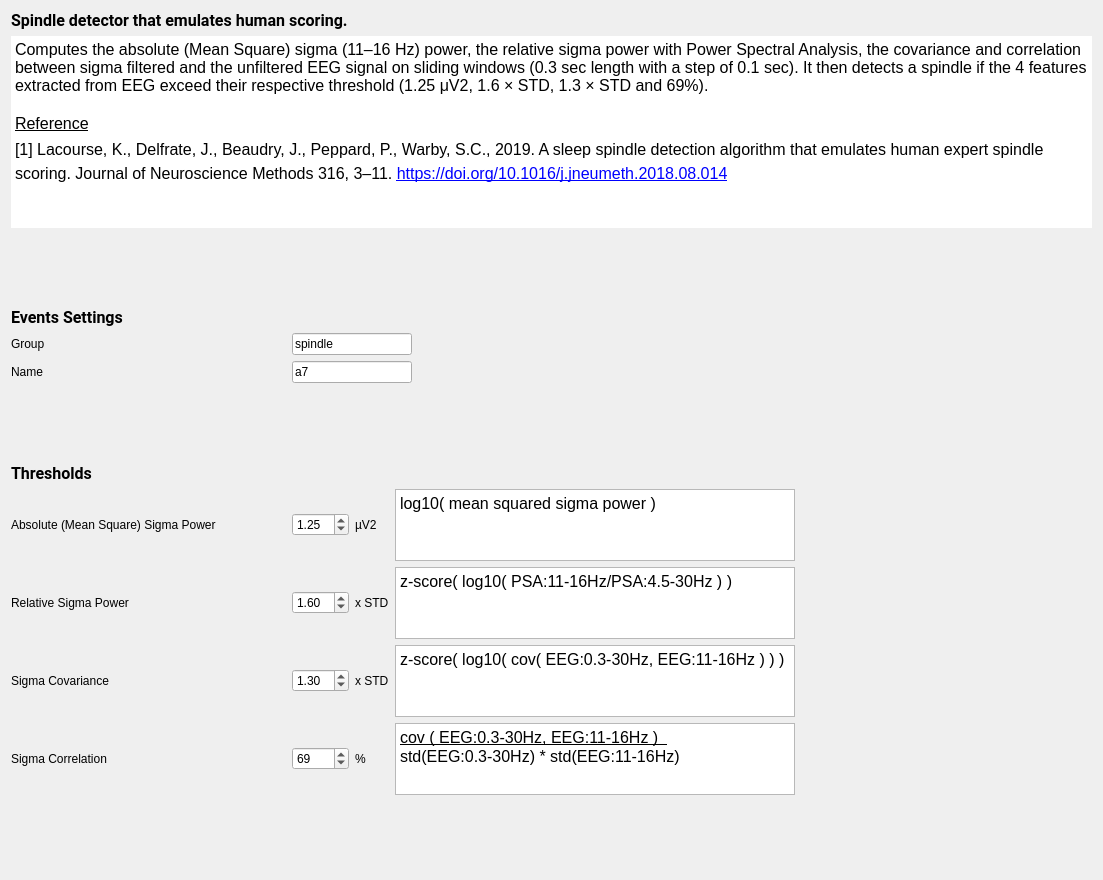
Qt form tools/ValidateSnoozTools/A7PracticalDesign/A7Settings/Ui_A7Settings.ui (klacourse/snooz-package-validation) before a commit.
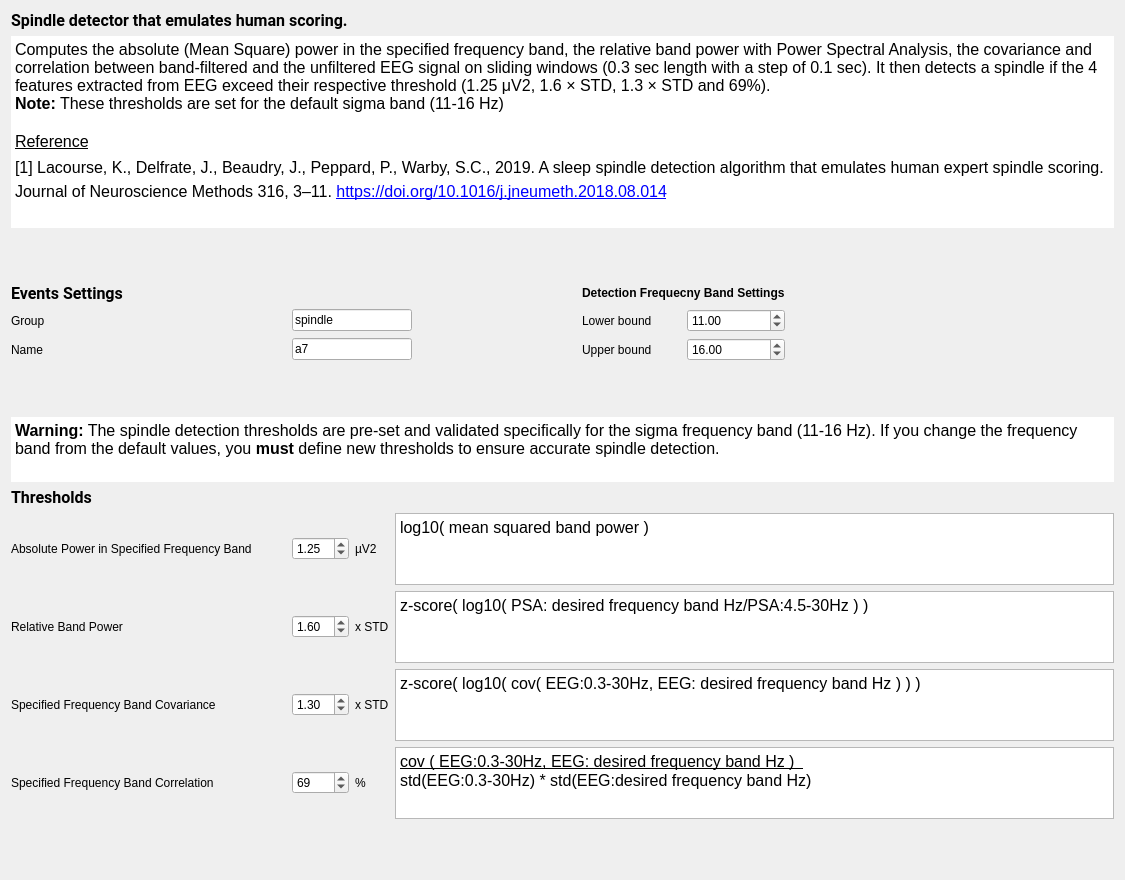
The same form after that commit.

Commit message: Fixed pipelines for A7 with frequency bands.

The edit to the form file:
```diff
--- a/tools/ValidateSnoozTools/A7PracticalDesign/A7Settings/Ui_A7Settings.ui
+++ b/tools/ValidateSnoozTools/A7PracticalDesign/A7Settings/Ui_A7Settings.ui
@@ -6,7 +6,7 @@
    <rect>
     <x>0</x>
     <y>0</y>
-    <width>1103</width>
+    <width>1125</width>
     <height>880</height>
    </rect>
   </property>
@@ -23,7 +23,6 @@
       <font>
        <family>Roboto</family>
        <pointsize>12</pointsize>
-       <weight>50</weight>
        <italic>false</italic>
        <bold>false</bold>
       </font>
@@ -48,7 +47,7 @@
       </size>
      </property>
      <property name="frameShape">
-      <enum>QFrame::NoFrame</enum>
+      <enum>QFrame::Shape::NoFrame</enum>
      </property>
      <property name="lineWidth">
       <number>0</number>
@@ -58,10 +57,13 @@
      </property>
      <property name="html">
       <string>&lt;!DOCTYPE HTML PUBLIC &quot;-//W3C//DTD HTML 4.0//EN&quot; &quot;http://www.w3.org/TR/REC-html40/strict.dtd&quot;&gt;
-&lt;html&gt;&lt;head&gt;&lt;meta name=&quot;qrichtext&quot; content=&quot;1&quot; /&gt;&lt;style type=&quot;text/css&quot;&gt;
+&lt;html&gt;&lt;head&gt;&lt;meta name=&quot;qrichtext&quot; content=&quot;1&quot; /&gt;&lt;meta charset=&quot;utf-8&quot; /&gt;&lt;style type=&quot;text/css&quot;&gt;
 p, li { white-space: pre-wrap; }
+hr { height: 1px; border-width: 0; }
+li.unchecked::marker { content: &quot;\2610&quot;; }
+li.checked::marker { content: &quot;\2612&quot;; }
 &lt;/style&gt;&lt;/head&gt;&lt;body style=&quot; font-family:'Roboto'; font-size:12pt; font-weight:400; font-style:normal;&quot;&gt;
-&lt;p style=&quot; margin-top:0px; margin-bottom:0px; margin-left:0px; margin-right:0px; -qt-block-indent:0; text-indent:0px;&quot;&gt;Computes the absolute (Mean Square) sigma (11–16 Hz) power, the relative sigma power with Power Spectral Analysis, the covariance and correlation between sigma filtered and the unfiltered EEG signal on sliding windows (0.3 sec length with a step of 0.1 sec). It then detects a spindle if the 4 features extracted from EEG exceed their respective threshold (1.25 μV2, 1.6 × STD, 1.3 × STD and 69%).&lt;/p&gt;
+&lt;p style=&quot; margin-top:0px; margin-bottom:0px; margin-left:0px; margin-right:0px; -qt-block-indent:0; text-indent:0px;&quot;&gt;Computes the absolute (Mean Square) power in the specified frequency band, the relative band power with Power Spectral Analysis, the covariance and correlation between band-filtered and the unfiltered EEG signal on sliding windows (0.3 sec length with a step of 0.1 sec). It then detects a spindle if the 4 features extracted from EEG exceed their respective threshold (1.25 μV2, 1.6 × STD, 1.3 × STD and 69%).&lt;br /&gt;&lt;span style=&quot; font-weight:700;&quot;&gt;Note:&lt;/span&gt; These thresholds are set for the default sigma band (11-16 Hz)&lt;/p&gt;
 &lt;p style=&quot;-qt-paragraph-type:empty; margin-top:0px; margin-bottom:0px; margin-left:0px; margin-right:0px; -qt-block-indent:0; text-indent:0px;&quot;&gt;&lt;br /&gt;&lt;/p&gt;
 &lt;p style=&quot; margin-top:0px; margin-bottom:0px; margin-left:0px; margin-right:0px; -qt-block-indent:0; text-indent:0px; line-height:135%;&quot;&gt;&lt;span style=&quot; text-decoration: underline;&quot;&gt;Reference&lt;/span&gt;&lt;/p&gt;
 &lt;p style=&quot; margin-top:0px; margin-bottom:0px; margin-left:0px; margin-right:0px; -qt-block-indent:0; text-indent:0px; line-height:135%;&quot;&gt;[1] Lacourse, K., Delfrate, J., Beaudry, J., Peppard, P., Warby, S.C., 2019. A sleep spindle detection algorithm that emulates human expert spindle scoring. Journal of Neuroscience Methods 316, 3–11. &lt;a href=&quot;https://doi.org/10.1016/j.jneumeth.2018.08.014&quot;&gt;&lt;span style=&quot; text-decoration: underline; color:#0000ff;&quot;&gt;https://doi.org/10.1016/j.jneumeth.2018.08.014&lt;/span&gt;&lt;/a&gt; &lt;/p&gt;&lt;/body&gt;&lt;/html&gt;</string>
@@ -71,10 +73,10 @@
    <item>
     <spacer name="verticalSpacer_2">
      <property name="orientation">
-      <enum>Qt::Vertical</enum>
+      <enum>Qt::Orientation::Vertical</enum>
      </property>
      <property name="sizeType">
-      <enum>QSizePolicy::Expanding</enum>
+      <enum>QSizePolicy::Policy::Expanding</enum>
      </property>
      <property name="sizeHint" stdset="0">
       <size>
@@ -85,24 +87,101 @@
     </spacer>
    </item>
    <item>
-    <widget class="QLabel" name="label">
-     <property name="font">
-      <font>
-       <family>Roboto</family>
-       <pointsize>12</pointsize>
-       <weight>50</weight>
-       <italic>false</italic>
-       <bold>false</bold>
-      </font>
-     </property>
-     <property name="text">
-      <string>&lt;html&gt;&lt;head/&gt;&lt;body&gt;&lt;p&gt;&lt;span style=&quot; font-weight:600;&quot;&gt;Events Settings&lt;/span&gt;&lt;/p&gt;&lt;/body&gt;&lt;/html&gt;</string>
-     </property>
-    </widget>
-   </item>
-   <item>
-    <layout class="QFormLayout" name="formLayout_2">
+    <layout class="QGridLayout" name="gridLayout_4">
+     <item row="1" column="1">
+      <spacer name="horizontalSpacer">
+       <property name="orientation">
+        <enum>Qt::Orientation::Horizontal</enum>
+       </property>
+       <property name="sizeHint" stdset="0">
+        <size>
+         <width>40</width>
+         <height>20</height>
+        </size>
+       </property>
+      </spacer>
+     </item>
+     <item row="0" column="2">
+      <widget class="QLabel" name="label_15">
+       <property name="text">
+        <string>&lt;html&gt;&lt;head/&gt;&lt;body&gt;&lt;p&gt;&lt;span style=&quot; font-weight:700;&quot;&gt;Detection Frequecny Band Settings&lt;/span&gt;&lt;/p&gt;&lt;/body&gt;&lt;/html&gt;</string>
+       </property>
+      </widget>
+     </item>
+     <item row="2" column="0">
+      <layout class="QHBoxLayout" name="horizontalLayout_3">
+       <item>
+        <widget class="QLabel" name="label_3">
+         <property name="minimumSize">
+          <size>
+           <width>275</width>
+           <height>0</height>
+          </size>
+         </property>
+         <property name="maximumSize">
+          <size>
+           <width>16777215</width>
+           <height>16777215</height>
+          </size>
+         </property>
+         <property name="text">
+          <string>Name</string>
+         </property>
+        </widget>
+       </item>
+       <item>
+        <widget class="QLineEdit" name="name_lineEdit">
+         <property name="minimumSize">
+          <size>
+           <width>120</width>
+           <height>0</height>
+          </size>
+         </property>
+         <property name="maximumSize">
+          <size>
+           <width>120</width>
+           <height>16777215</height>
+          </size>
+         </property>
+         <property name="toolTip">
+          <string>Define the name of the spindle events.</string>
+         </property>
+         <property name="text">
+          <string>a7</string>
+         </property>
+        </widget>
+       </item>
+      </layout>
+     </item>
+     <item row="1" column="4">
+      <spacer name="horizontalSpacer_4">
+       <property name="orientation">
+        <enum>Qt::Orientation::Horizontal</enum>
+       </property>
+       <property name="sizeHint" stdset="0">
+        <size>
+         <width>40</width>
+         <height>20</height>
+        </size>
+       </property>
+      </spacer>
+     </item>
      <item row="0" column="0">
+      <widget class="QLabel" name="label">
+       <property name="font">
+        <font>
+         <family>Roboto</family>
+         <pointsize>12</pointsize>
+         <italic>false</italic>
+         <bold>false</bold>
+        </font>
+       </property>
+       <property name="text">
+        <string>&lt;html&gt;&lt;head/&gt;&lt;body&gt;&lt;p&gt;&lt;span style=&quot; font-weight:600;&quot;&gt;Events Settings&lt;/span&gt;&lt;/p&gt;&lt;/body&gt;&lt;/html&gt;</string>
+       </property>
+      </widget>
+     </item>
+     <item row="1" column="0">
       <layout class="QHBoxLayout" name="horizontalLayout">
        <item>
         <widget class="QLabel" name="label_2">
@@ -153,71 +232,55 @@
        </item>
       </layout>
      </item>
-     <item row="0" column="1">
-      <spacer name="horizontalSpacer">
-       <property name="orientation">
-        <enum>Qt::Horizontal</enum>
-       </property>
-       <property name="sizeType">
-        <enum>QSizePolicy::Expanding</enum>
-       </property>
-       <property name="sizeHint" stdset="0">
-        <size>
-         <width>40</width>
-         <height>20</height>
-        </size>
-       </property>
-      </spacer>
-     </item>
-     <item row="1" column="0">
-      <layout class="QHBoxLayout" name="horizontalLayout_3">
+     <item row="1" column="2">
+      <layout class="QHBoxLayout" name="horizontalLayout_4">
        <item>
-        <widget class="QLabel" name="label_3">
-         <property name="minimumSize">
-          <size>
-           <width>275</width>
-           <height>0</height>
-          </size>
-         </property>
-         <property name="maximumSize">
-          <size>
-           <width>16777215</width>
-           <height>16777215</height>
-          </size>
-         </property>
+        <widget class="QLabel" name="label_14">
          <property name="text">
-          <string>Name</string>
+          <string>Lower bound</string>
          </property>
         </widget>
        </item>
        <item>
-        <widget class="QLineEdit" name="name_lineEdit">
-         <property name="minimumSize">
-          <size>
-           <width>120</width>
-           <height>0</height>
-          </size>
+        <widget class="QDoubleSpinBox" name="doubleSpinBox_Lower_Bound">
+         <property name="singleStep">
+          <double>0.100000000000000</double>
          </property>
-         <property name="maximumSize">
-          <size>
-           <width>120</width>
-           <height>16777215</height>
-          </size>
+         <property name="stepType">
+          <enum>QAbstractSpinBox::StepType::DefaultStepType</enum>
          </property>
-         <property name="toolTip">
-          <string>Define the name of the spindle events.</string>
+         <property name="value">
+          <double>11.000000000000000</double>
          </property>
+        </widget>
+       </item>
+      </layout>
+     </item>
+     <item row="2" column="2">
+      <layout class="QHBoxLayout" name="horizontalLayout_5">
+       <item>
+        <widget class="QLabel" name="label_16">
          <property name="text">
-          <string>a7</string>
+          <string>Upper bound</string>
          </property>
         </widget>
        </item>
+       <item>
+        <widget class="QDoubleSpinBox" name="doubleSpinBox_Upper_Bound">
+         <property name="singleStep">
+          <double>0.100000000000000</double>
+         </property>
+         <property name="value">
+          <double>16.000000000000000</double>
+         </property>
+        </widget>
+       </item>
       </layout>
      </item>
-     <item row="1" column="1">
-      <spacer name="horizontalSpacer_4">
+     <item row="1" column="3">
+      <spacer name="horizontalSpacer_3">
        <property name="orientation">
-        <enum>Qt::Horizontal</enum>
+        <enum>Qt::Orientation::Horizontal</enum>
        </property>
        <property name="sizeHint" stdset="0">
         <size>
@@ -232,10 +295,10 @@
    <item>
     <spacer name="verticalSpacer_3">
      <property name="orientation">
-      <enum>Qt::Vertical</enum>
+      <enum>Qt::Orientation::Vertical</enum>
      </property>
      <property name="sizeType">
-      <enum>QSizePolicy::Expanding</enum>
+      <enum>QSizePolicy::Policy::Expanding</enum>
      </property>
      <property name="sizeHint" stdset="0">
       <size>
@@ -245,13 +308,41 @@
      </property>
     </spacer>
    </item>
+   <item>
+    <widget class="QTextEdit" name="textEdit_6">
+     <property name="maximumSize">
+      <size>
+       <width>16777215</width>
+       <height>65</height>
+      </size>
+     </property>
+     <property name="frameShape">
+      <enum>QFrame::Shape::NoFrame</enum>
+     </property>
+     <property name="frameShadow">
+      <enum>QFrame::Shadow::Plain</enum>
+     </property>
+     <property name="readOnly">
+      <bool>true</bool>
+     </property>
+     <property name="html">
+      <string>&lt;!DOCTYPE HTML PUBLIC &quot;-//W3C//DTD HTML 4.0//EN&quot; &quot;http://www.w3.org/TR/REC-html40/strict.dtd&quot;&gt;
+&lt;html&gt;&lt;head&gt;&lt;meta name=&quot;qrichtext&quot; content=&quot;1&quot; /&gt;&lt;meta charset=&quot;utf-8&quot; /&gt;&lt;style type=&quot;text/css&quot;&gt;
+p, li { white-space: pre-wrap; }
+hr { height: 1px; border-width: 0; }
+li.unchecked::marker { content: &quot;\2610&quot;; }
+li.checked::marker { content: &quot;\2612&quot;; }
+&lt;/style&gt;&lt;/head&gt;&lt;body style=&quot; font-family:'Roboto'; font-size:12pt; font-weight:400; font-style:normal;&quot;&gt;
+&lt;p style=&quot; margin-top:0px; margin-bottom:0px; margin-left:0px; margin-right:0px; -qt-block-indent:0; text-indent:0px;&quot;&gt;&lt;span style=&quot; font-weight:700;&quot;&gt;Warning:&lt;/span&gt; The spindle detection thresholds are pre-set and validated specifically for the sigma frequency band (11-16 Hz). If you change the frequency band from the default values, you &lt;span style=&quot; font-weight:700;&quot;&gt;must&lt;/span&gt; define new thresholds to ensure accurate spindle detection.&lt;/p&gt;&lt;/body&gt;&lt;/html&gt;</string>
+     </property>
+    </widget>
+   </item>
    <item>
     <widget class="QLabel" name="label_5">
      <property name="font">
       <font>
        <family>Roboto</family>
        <pointsize>12</pointsize>
-       <weight>50</weight>
        <italic>false</italic>
        <bold>false</bold>
       </font>
@@ -265,80 +356,23 @@
     <layout class="QHBoxLayout" name="horizontalLayout_2">
      <item>
       <layout class="QGridLayout" name="gridLayout">
-       <item row="0" column="2">
-        <widget class="QLabel" name="label_10">
-         <property name="text">
-          <string>µV2</string>
+       <item row="1" column="1">
+        <widget class="QDoubleSpinBox" name="doubleSpinBox_relSigma">
+         <property name="maximum">
+          <double>30.000000000000000</double>
          </property>
-        </widget>
-       </item>
-       <item row="2" column="3">
-        <widget class="QTextEdit" name="textEdit_3">
-         <property name="minimumSize">
-          <size>
-           <width>400</width>
-           <height>0</height>
-          </size>
+         <property name="singleStep">
+          <double>0.100000000000000</double>
          </property>
-         <property name="sizeAdjustPolicy">
-          <enum>QAbstractScrollArea::AdjustToContents</enum>
-         </property>
-         <property name="readOnly">
-          <bool>true</bool>
-         </property>
-         <property name="html">
-          <string>&lt;!DOCTYPE HTML PUBLIC &quot;-//W3C//DTD HTML 4.0//EN&quot; &quot;http://www.w3.org/TR/REC-html40/strict.dtd&quot;&gt;
-&lt;html&gt;&lt;head&gt;&lt;meta name=&quot;qrichtext&quot; content=&quot;1&quot; /&gt;&lt;style type=&quot;text/css&quot;&gt;
-p, li { white-space: pre-wrap; }
-&lt;/style&gt;&lt;/head&gt;&lt;body style=&quot; font-family:'Roboto'; font-size:12pt; font-weight:400; font-style:normal;&quot;&gt;
-&lt;p style=&quot; margin-top:0px; margin-bottom:0px; margin-left:0px; margin-right:0px; -qt-block-indent:0; text-indent:0px;&quot;&gt;z-score( log10( cov( EEG:0.3-30Hz, EEG:11-16Hz ) ) )&lt;/p&gt;&lt;/body&gt;&lt;/html&gt;</string>
+         <property name="value">
+          <double>1.600000000000000</double>
          </property>
         </widget>
        </item>
        <item row="2" column="0">
         <widget class="QLabel" name="label_8">
          <property name="text">
-          <string>Sigma Covariance</string>
-         </property>
-        </widget>
-       </item>
-       <item row="0" column="3">
-        <widget class="QTextEdit" name="textEdit_2">
-         <property name="minimumSize">
-          <size>
-           <width>400</width>
-           <height>0</height>
-          </size>
-         </property>
-         <property name="sizeAdjustPolicy">
-          <enum>QAbstractScrollArea::AdjustToContents</enum>
-         </property>
-         <property name="readOnly">
-          <bool>true</bool>
-         </property>
-         <property name="html">
-          <string>&lt;!DOCTYPE HTML PUBLIC &quot;-//W3C//DTD HTML 4.0//EN&quot; &quot;http://www.w3.org/TR/REC-html40/strict.dtd&quot;&gt;
-&lt;html&gt;&lt;head&gt;&lt;meta name=&quot;qrichtext&quot; content=&quot;1&quot; /&gt;&lt;style type=&quot;text/css&quot;&gt;
-p, li { white-space: pre-wrap; }
-&lt;/style&gt;&lt;/head&gt;&lt;body style=&quot; font-family:'Roboto'; font-size:12pt; font-weight:400; font-style:normal;&quot;&gt;
-&lt;p style=&quot; margin-top:0px; margin-bottom:0px; margin-left:0px; margin-right:0px; -qt-block-indent:0; text-indent:0px;&quot;&gt;log10( mean squared sigma power )&lt;/p&gt;&lt;/body&gt;&lt;/html&gt;</string>
-         </property>
-        </widget>
-       </item>
-       <item row="2" column="2">
-        <widget class="QLabel" name="label_12">
-         <property name="text">
-          <string>x STD</string>
-         </property>
-        </widget>
-       </item>
-       <item row="3" column="1">
-        <widget class="QDoubleSpinBox" name="doubleSpinBox_sigmaCor">
-         <property name="decimals">
-          <number>0</number>
-         </property>
-         <property name="value">
-          <double>69.000000000000000</double>
+          <string>Specified Frequency Band Covariance</string>
          </property>
         </widget>
        </item>
@@ -349,80 +383,6 @@
          </property>
         </widget>
        </item>
-       <item row="3" column="3">
-        <widget class="QTextEdit" name="textEdit_4">
-         <property name="minimumSize">
-          <size>
-           <width>400</width>
-           <height>0</height>
-          </size>
-         </property>
-         <property name="sizeAdjustPolicy">
-          <enum>QAbstractScrollArea::AdjustToContents</enum>
-         </property>
-         <property name="readOnly">
-          <bool>true</bool>
-         </property>
-         <property name="html">
-          <string>&lt;!DOCTYPE HTML PUBLIC &quot;-//W3C//DTD HTML 4.0//EN&quot; &quot;http://www.w3.org/TR/REC-html40/strict.dtd&quot;&gt;
-&lt;html&gt;&lt;head&gt;&lt;meta name=&quot;qrichtext&quot; content=&quot;1&quot; /&gt;&lt;style type=&quot;text/css&quot;&gt;
-p, li { white-space: pre-wrap; }
-&lt;/style&gt;&lt;/head&gt;&lt;body style=&quot; font-family:'Roboto'; font-size:12pt; font-weight:400; font-style:normal;&quot;&gt;
-&lt;p style=&quot; margin-top:0px; margin-bottom:0px; margin-left:0px; margin-right:0px; -qt-block-indent:0; text-indent:0px;&quot;&gt;&lt;span style=&quot; text-decoration: underline;&quot;&gt;cov ( EEG:0.3-30Hz, EEG:11-16Hz )  &lt;/span&gt;&lt;/p&gt;
-&lt;p style=&quot; margin-top:0px; margin-bottom:0px; margin-left:0px; margin-right:0px; -qt-block-indent:0; text-indent:0px;&quot;&gt;std(EEG:0.3-30Hz) * std(EEG:11-16Hz)&lt;/p&gt;&lt;/body&gt;&lt;/html&gt;</string>
-         </property>
-        </widget>
-       </item>
-       <item row="1" column="3">
-        <widget class="QTextEdit" name="textEdit_5">
-         <property name="minimumSize">
-          <size>
-           <width>400</width>
-           <height>0</height>
-          </size>
-         </property>
-         <property name="sizeAdjustPolicy">
-          <enum>QAbstractScrollArea::AdjustToContents</enum>
-         </property>
-         <property name="readOnly">
-          <bool>true</bool>
-         </property>
-         <property name="html">
-          <string>&lt;!DOCTYPE HTML PUBLIC &quot;-//W3C//DTD HTML 4.0//EN&quot; &quot;http://www.w3.org/TR/REC-html40/strict.dtd&quot;&gt;
-&lt;html&gt;&lt;head&gt;&lt;meta name=&quot;qrichtext&quot; content=&quot;1&quot; /&gt;&lt;style type=&quot;text/css&quot;&gt;
-p, li { white-space: pre-wrap; }
-&lt;/style&gt;&lt;/head&gt;&lt;body style=&quot; font-family:'Roboto'; font-size:12pt; font-weight:400; font-style:normal;&quot;&gt;
-&lt;p style=&quot; margin-top:0px; margin-bottom:0px; margin-left:0px; margin-right:0px; -qt-block-indent:0; text-indent:0px;&quot;&gt;z-score( log10( PSA:11-16Hz/PSA:4.5-30Hz ) )&lt;/p&gt;&lt;/body&gt;&lt;/html&gt;</string>
-         </property>
-        </widget>
-       </item>
-       <item row="3" column="2">
-        <widget class="QLabel" name="label_13">
-         <property name="text">
-          <string>%</string>
-         </property>
-        </widget>
-       </item>
-       <item row="1" column="1">
-        <widget class="QDoubleSpinBox" name="doubleSpinBox_relSigma">
-         <property name="maximum">
-          <double>30.000000000000000</double>
-         </property>
-         <property name="singleStep">
-          <double>0.100000000000000</double>
-         </property>
-         <property name="value">
-          <double>1.600000000000000</double>
-         </property>
-        </widget>
-       </item>
-       <item row="3" column="0">
-        <widget class="QLabel" name="label_9">
-         <property name="text">
-          <string>Sigma Correlation</string>
-         </property>
-        </widget>
-       </item>
        <item row="1" column="0">
         <widget class="QLabel" name="label_7">
          <property name="minimumSize">
@@ -438,7 +398,14 @@
           </size>
          </property>
          <property name="text">
-          <string>Relative Sigma Power</string>
+          <string>Relative Band Power</string>
+         </property>
+        </widget>
+       </item>
+       <item row="3" column="0">
+        <widget class="QLabel" name="label_9">
+         <property name="text">
+          <string>Specified Frequency Band Correlation</string>
          </property>
         </widget>
        </item>
@@ -455,22 +422,17 @@
          </property>
         </widget>
        </item>
-       <item row="0" column="0">
-        <widget class="QLabel" name="label_4">
-         <property name="minimumSize">
-          <size>
-           <width>275</width>
-           <height>0</height>
-          </size>
+       <item row="3" column="2">
+        <widget class="QLabel" name="label_13">
+         <property name="text">
+          <string>%</string>
          </property>
-         <property name="maximumSize">
-          <size>
-           <width>16777215</width>
-           <height>16777215</height>
-          </size>
-         </property>
+        </widget>
+       </item>
+       <item row="0" column="2">
+        <widget class="QLabel" name="label_10">
          <property name="text">
-          <string>Absolute (Mean Square) Sigma Power</string>
+          <string>µV2</string>
          </property>
         </widget>
        </item>
@@ -484,30 +446,152 @@
          </property>
         </widget>
        </item>
+       <item row="0" column="0">
+        <widget class="QLabel" name="label_4">
+         <property name="minimumSize">
+          <size>
+           <width>275</width>
+           <height>0</height>
+          </size>
+         </property>
+         <property name="text">
+          <string>Absolute Power in Specified Frequency Band</string>
+         </property>
+        </widget>
+       </item>
+       <item row="2" column="2">
+        <widget class="QLabel" name="label_12">
+         <property name="text">
+          <string>x STD</string>
+         </property>
+        </widget>
+       </item>
+       <item row="3" column="1">
+        <widget class="QDoubleSpinBox" name="doubleSpinBox_sigmaCor">
+         <property name="decimals">
+          <number>0</number>
+         </property>
+         <property name="value">
+          <double>69.000000000000000</double>
+         </property>
+        </widget>
+       </item>
+       <item row="0" column="3">
+        <widget class="QTextEdit" name="textEdit_2">
+         <property name="minimumSize">
+          <size>
+           <width>400</width>
+           <height>0</height>
+          </size>
+         </property>
+         <property name="sizeAdjustPolicy">
+          <enum>QAbstractScrollArea::SizeAdjustPolicy::AdjustToContents</enum>
+         </property>
+         <property name="readOnly">
+          <bool>true</bool>
+         </property>
+         <property name="html">
+          <string>&lt;!DOCTYPE HTML PUBLIC &quot;-//W3C//DTD HTML 4.0//EN&quot; &quot;http://www.w3.org/TR/REC-html40/strict.dtd&quot;&gt;
+&lt;html&gt;&lt;head&gt;&lt;meta name=&quot;qrichtext&quot; content=&quot;1&quot; /&gt;&lt;meta charset=&quot;utf-8&quot; /&gt;&lt;style type=&quot;text/css&quot;&gt;
+p, li { white-space: pre-wrap; }
+hr { height: 1px; border-width: 0; }
+li.unchecked::marker { content: &quot;\2610&quot;; }
+li.checked::marker { content: &quot;\2612&quot;; }
+&lt;/style&gt;&lt;/head&gt;&lt;body style=&quot; font-family:'Roboto'; font-size:12pt; font-weight:400; font-style:normal;&quot;&gt;
+&lt;p style=&quot; margin-top:0px; margin-bottom:0px; margin-left:0px; margin-right:0px; -qt-block-indent:0; text-indent:0px;&quot;&gt;log10( mean squared band power )&lt;/p&gt;&lt;/body&gt;&lt;/html&gt;</string>
+         </property>
+        </widget>
+       </item>
+       <item row="1" column="3">
+        <widget class="QTextEdit" name="textEdit_5">
+         <property name="minimumSize">
+          <size>
+           <width>400</width>
+           <height>0</height>
+          </size>
+         </property>
+         <property name="sizeAdjustPolicy">
+          <enum>QAbstractScrollArea::SizeAdjustPolicy::AdjustToContents</enum>
+         </property>
+         <property name="readOnly">
+          <bool>true</bool>
+         </property>
+         <property name="html">
+          <string>&lt;!DOCTYPE HTML PUBLIC &quot;-//W3C//DTD HTML 4.0//EN&quot; &quot;http://www.w3.org/TR/REC-html40/strict.dtd&quot;&gt;
+&lt;html&gt;&lt;head&gt;&lt;meta name=&quot;qrichtext&quot; content=&quot;1&quot; /&gt;&lt;meta charset=&quot;utf-8&quot; /&gt;&lt;style type=&quot;text/css&quot;&gt;
+p, li { white-space: pre-wrap; }
+hr { height: 1px; border-width: 0; }
+li.unchecked::marker { content: &quot;\2610&quot;; }
+li.checked::marker { content: &quot;\2612&quot;; }
+&lt;/style&gt;&lt;/head&gt;&lt;body style=&quot; font-family:'Roboto'; font-size:12pt; font-weight:400; font-style:normal;&quot;&gt;
+&lt;p style=&quot; margin-top:0px; margin-bottom:0px; margin-left:0px; margin-right:0px; -qt-block-indent:0; text-indent:0px;&quot;&gt;z-score( log10( PSA: desired frequency band Hz/PSA:4.5-30Hz ) )&lt;/p&gt;&lt;/body&gt;&lt;/html&gt;</string>
+         </property>
+        </widget>
+       </item>
+       <item row="2" column="3">
+        <widget class="QTextEdit" name="textEdit_3">
+         <property name="minimumSize">
+          <size>
+           <width>400</width>
+           <height>0</height>
+          </size>
+         </property>
+         <property name="sizeAdjustPolicy">
+          <enum>QAbstractScrollArea::SizeAdjustPolicy::AdjustToContents</enum>
+         </property>
+         <property name="readOnly">
+          <bool>true</bool>
+         </property>
+         <property name="html">
+          <string>&lt;!DOCTYPE HTML PUBLIC &quot;-//W3C//DTD HTML 4.0//EN&quot; &quot;http://www.w3.org/TR/REC-html40/strict.dtd&quot;&gt;
+&lt;html&gt;&lt;head&gt;&lt;meta name=&quot;qrichtext&quot; content=&quot;1&quot; /&gt;&lt;meta charset=&quot;utf-8&quot; /&gt;&lt;style type=&quot;text/css&quot;&gt;
+p, li { white-space: pre-wrap; }
+hr { height: 1px; border-width: 0; }
+li.unchecked::marker { content: &quot;\2610&quot;; }
+li.checked::marker { content: &quot;\2612&quot;; }
+&lt;/style&gt;&lt;/head&gt;&lt;body style=&quot; font-family:'Roboto'; font-size:12pt; font-weight:400; font-style:normal;&quot;&gt;
+&lt;p style=&quot; margin-top:0px; margin-bottom:0px; margin-left:0px; margin-right:0px; -qt-block-indent:0; text-indent:0px;&quot;&gt;z-score( log10( cov( EEG:0.3-30Hz, EEG: desired frequency band Hz ) ) )&lt;/p&gt;&lt;/body&gt;&lt;/html&gt;</string>
+         </property>
+        </widget>
+       </item>
+       <item row="3" column="3">
+        <widget class="QTextEdit" name="textEdit_4">
+         <property name="minimumSize">
+          <size>
+           <width>400</width>
+           <height>0</height>
+          </size>
+         </property>
+         <property name="sizeAdjustPolicy">
+          <enum>QAbstractScrollArea::SizeAdjustPolicy::AdjustToContents</enum>
+         </property>
+         <property name="readOnly">
+          <bool>true</bool>
+         </property>
+         <property name="html">
+          <string>&lt;!DOCTYPE HTML PUBLIC &quot;-//W3C//DTD HTML 4.0//EN&quot; &quot;http://www.w3.org/TR/REC-html40/strict.dtd&quot;&gt;
+&lt;html&gt;&lt;head&gt;&lt;meta name=&quot;qrichtext&quot; content=&quot;1&quot; /&gt;&lt;meta charset=&quot;utf-8&quot; /&gt;&lt;style type=&quot;text/css&quot;&gt;
+p, li { white-space: pre-wrap; }
+hr { height: 1px; border-width: 0; }
+li.unchecked::marker { content: &quot;\2610&quot;; }
+li.checked::marker { content: &quot;\2612&quot;; }
+&lt;/style&gt;&lt;/head&gt;&lt;body style=&quot; font-family:'Roboto'; font-size:12pt; font-weight:400; font-style:normal;&quot;&gt;
+&lt;p style=&quot; margin-top:0px; margin-bottom:0px; margin-left:0px; margin-right:0px; -qt-block-indent:0; text-indent:0px;&quot;&gt;&lt;span style=&quot; text-decoration: underline;&quot;&gt;cov ( EEG:0.3-30Hz, EEG: desired frequency band Hz )  &lt;/span&gt;&lt;/p&gt;
+&lt;p style=&quot; margin-top:0px; margin-bottom:0px; margin-left:0px; margin-right:0px; -qt-block-indent:0; text-indent:0px;&quot;&gt;std(EEG:0.3-30Hz) * std(EEG:desired frequency band Hz)&lt;/p&gt;&lt;/body&gt;&lt;/html&gt;</string>
+         </property>
+        </widget>
+       </item>
       </layout>
      </item>
-     <item>
-      <spacer name="horizontalSpacer_2">
-       <property name="orientation">
-        <enum>Qt::Horizontal</enum>
-       </property>
-       <property name="sizeHint" stdset="0">
-        <size>
-         <width>40</width>
-         <height>20</height>
-        </size>
-       </property>
-      </spacer>
-     </item>
     </layout>
    </item>
    <item>
     <spacer name="verticalSpacer">
      <property name="orientation">
-      <enum>Qt::Vertical</enum>
+      <enum>Qt::Orientation::Vertical</enum>
      </property>
      <property name="sizeType">
-      <enum>QSizePolicy::Expanding</enum>
+      <enum>QSizePolicy::Policy::Expanding</enum>
      </property>
      <property name="sizeHint" stdset="0">
       <size>
```
Left out of the diff: 2 changed lines with no effect on the pictures. The commit also changes 9 other files.
